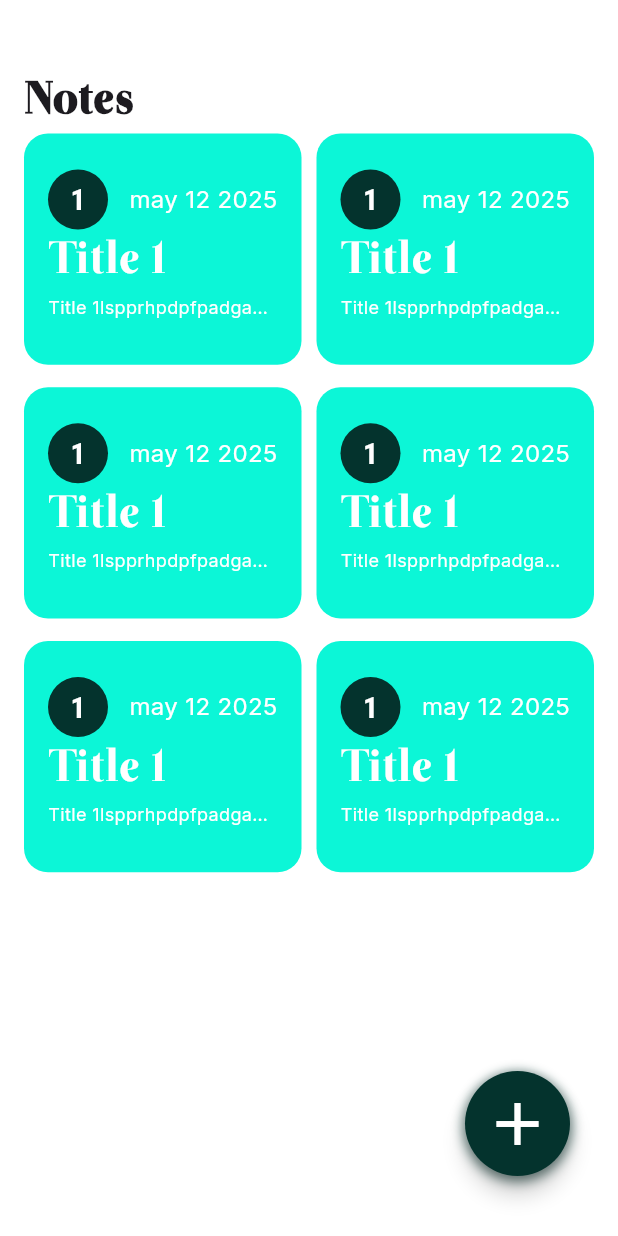
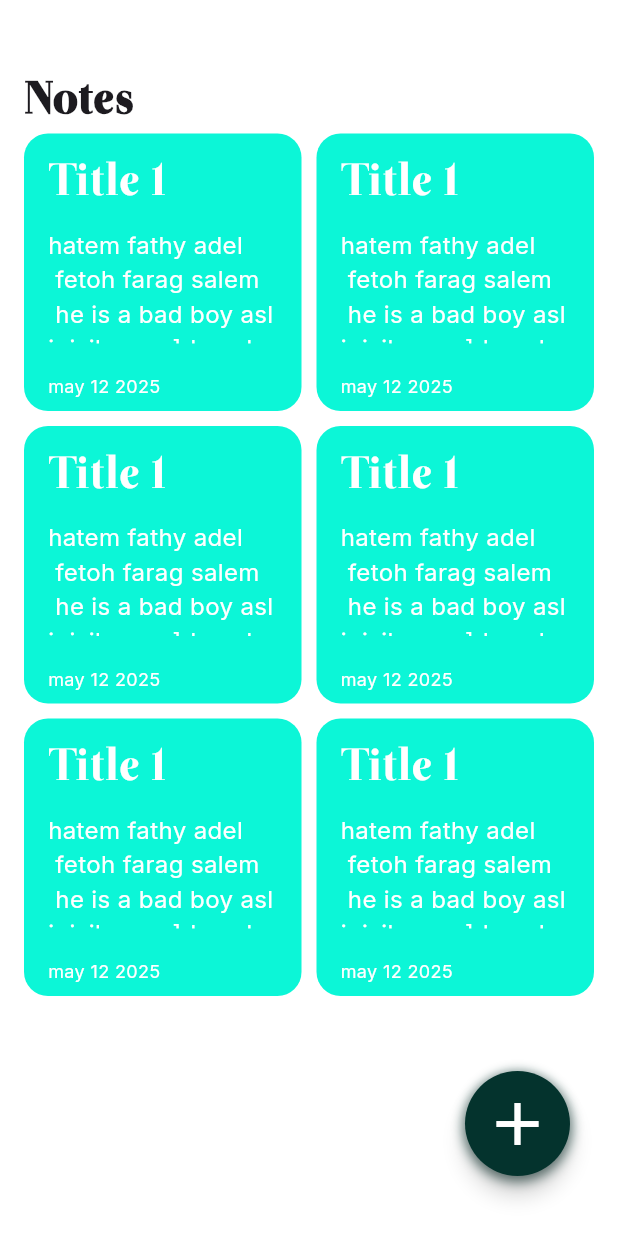
Before and after one commit to hatemf934/notes, a Flutter app: the HomeScreen screen opened by its route, on a phone screen of 412 x 824 dp. Run offline on Flutter 3.47's test engine with Material 3 defaults, Android fonts, the phone set to English and light mode, and no system bars; our stand-ins replace bloc, flutter_bloc, hive, hive_flutter; accounts and stored records are empty.

Commit message:
edit note item

```diff
--- a/lib/core/height_width_manager.dart
+++ b/lib/core/height_width_manager.dart
@@ -1,5 +1,7 @@
 class HeightManager {
   HeightManager._();
+  static double h8 = 8;
+  static double h20 = 20;
   static double h30 = 30;
   static double h40 = 40;
   static double h70 = 70;
--- a/lib/core/size_grid_view.dart
+++ b/lib/core/size_grid_view.dart
@@ -1,7 +1,7 @@
 class SizeGridView {
   SizeGridView._();
   static int kCrossAxisCount = 2;
-  static double kChildAspectRatio = 1.2;
+  static double kChildAspectRatio = 1;
   static double kCrossAxisSpacing = 10;
-  static double kMainAxisSpacing = 15;
+  static double kMainAxisSpacing = 10;
 }
--- a/lib/widgets/note_item.dart
+++ b/lib/widgets/note_item.dart
@@ -1,6 +1,7 @@
 import 'package:flutter/material.dart';
 import 'package:note_demo/constant.dart';
 import 'package:note_demo/core/font_manager.dart';
+import 'package:note_demo/core/height_width_manager.dart';
 import 'package:note_demo/core/padding_manager.dart';
 
 class NoteItem extends StatelessWidget {
@@ -12,8 +13,8 @@ class NoteItem extends StatelessWidget {
       onTap: () {},
       child: Container(
         padding: EdgeInsets.only(
-          top: PaddingManager.pd24,
-          bottom: PaddingManager.pd12,
+          top: PaddingManager.pd12,
+          bottom: PaddingManager.pd8,
           left: PaddingManager.pd16,
           right: PaddingManager.pd16,
         ),
@@ -21,35 +22,20 @@ class NoteItem extends StatelessWidget {
           color: const Color.fromARGB(255, 12, 246, 215),
           borderRadius: BorderRadius.circular(RadiusManager.rd16),
         ),
-        child: Column(
+        child: ContentNoteTips(),
+      ),
+    );
+  }
+}
+
+class ContentNoteTips extends StatelessWidget {
+  const ContentNoteTips({super.key});
+
+  @override
+  Widget build(BuildContext context) {
+    return Column(
       crossAxisAlignment: CrossAxisAlignment.start,
       children: [
-            Row(
-              mainAxisAlignment: MainAxisAlignment.spaceBetween,
-              children: [
-                CircleAvatar(
-                  backgroundColor: kSecondaryColor,
-                  child: Center(
-                    child: Text(
-                      '1',
-                      style: TextStyle(
-                          color: kPrimaryColor,
-                          fontSize: FontSizeManager.font20),
-                    ),
-                  ),
-                ),
-                Text(
-                  "may 12 2025",
-                  style: TextStyle(
-                      fontFamily: FontFamilyManager.kInterFont,
-                      color: kPrimaryColor,
-                      fontSize: FontSizeManager.font16),
-                ),
-              ],
-            ),
-            // SizedBox(
-            //   height: 20,
-            // ),
         Text(
           "Title 1",
           style: TextStyle(
@@ -57,18 +43,27 @@ class NoteItem extends StatelessWidget {
               color: kPrimaryColor,
               fontSize: FontSizeManager.font30),
         ),
+        SizedBox(height: HeightManager.h8),
+        Flexible(
+          child: Text(
+            "hatem fathy adel \n fetoh farag salem\n he is a bad boy asljgjsjhwpsp]dsosdhldghslghhglshl",
+            maxLines: 4, // تحديد عدد الأسطر
+            overflow: TextOverflow.ellipsis, // إظهار نقاط إذا تجاوز النص الحد
+            style: TextStyle(
+                fontFamily: FontFamilyManager.kInterFont,
+                color: kPrimaryColor,
+                fontSize: FontSizeManager.font16),
+          ),
+        ),
+        SizedBox(height: HeightManager.h20),
         Text(
-              maxLines: 1,
-              overflow: TextOverflow.ellipsis,
-              "Title 1lspprhpdpfpadgapejhgpjhfgahghhhasopaspfj]]",
+          "may 12 2025",
           style: TextStyle(
               fontFamily: FontFamilyManager.kInterFont,
               color: kPrimaryColor,
               fontSize: FontSizeManager.font12),
         ),
       ],
-        ),
-      ),
     );
   }
 }
```
Lines whose indentation alone changed are shown as unchanged.
